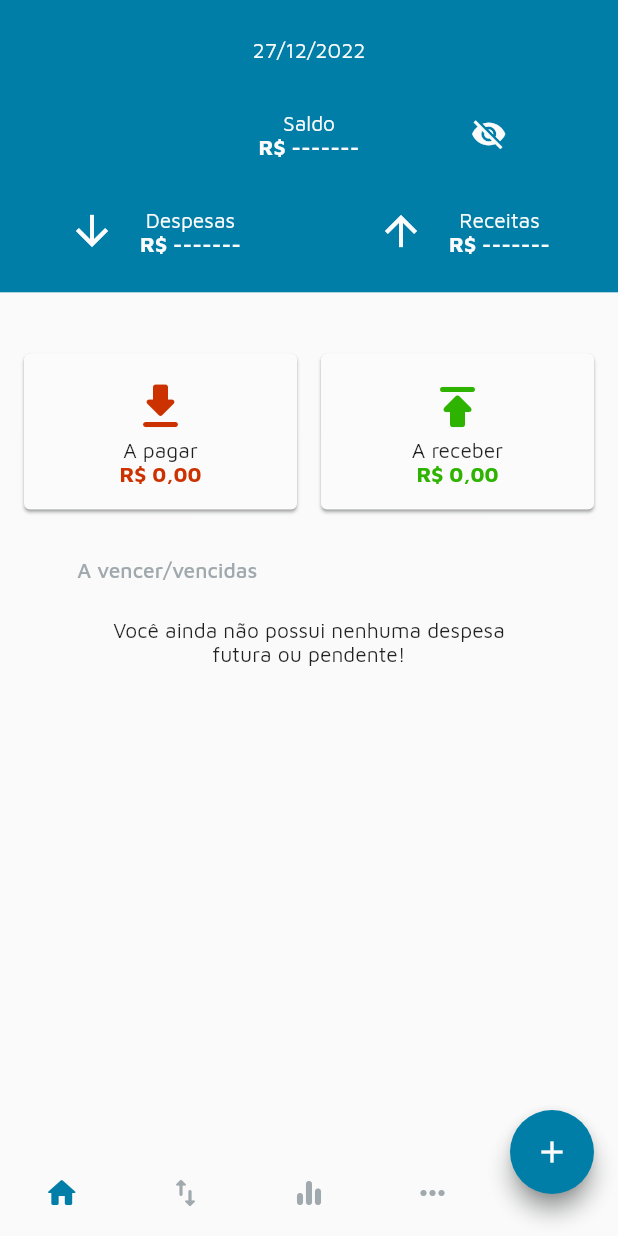
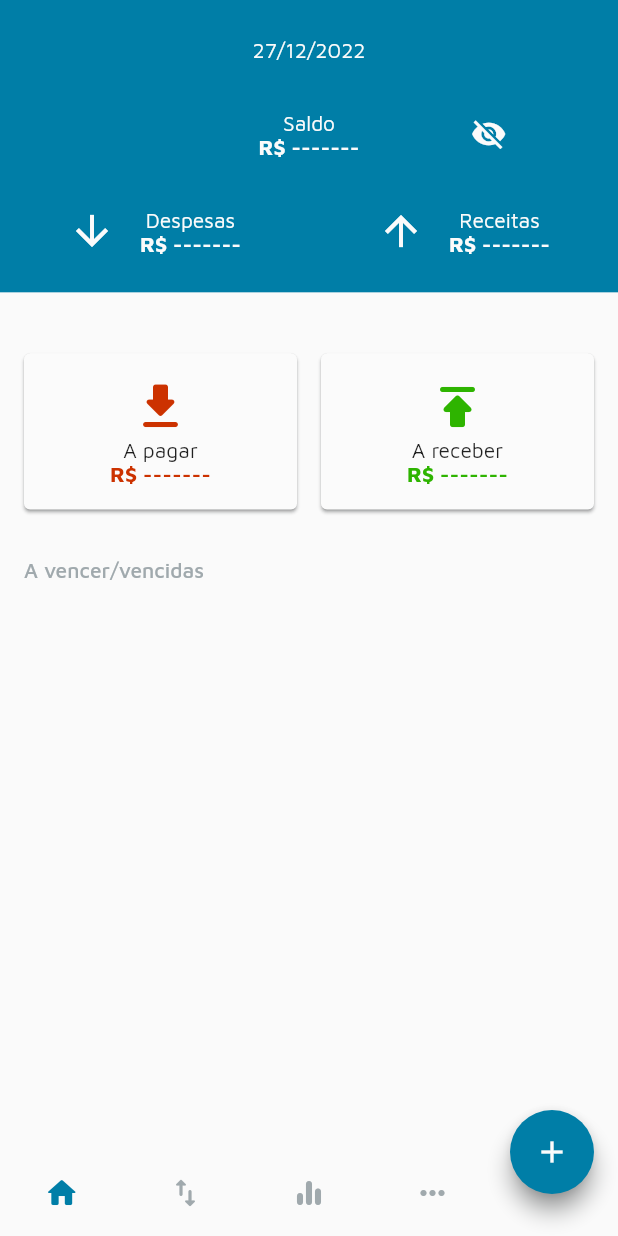
Before and after one commit to proz-tecnologia/PIT01GP08, a Flutter app: the AppPageView screen opened by its route, after a tap on the "visibility" icon, on a phone screen of 412 x 824 dp. Run offline on Flutter 3.47's test engine with Material 2 defaults, Android fonts, the phone set to English and light mode, and no system bars; our stand-ins replace cloud_firestore, firebase_auth, firebase_core, fl_chart, flutter_bloc; accounts and stored records are empty.

Commit message:
refactor: visibility to every widget in home

```diff
--- a/lib/features/page_view/home/home_controller.dart
+++ b/lib/features/page_view/home/home_controller.dart
@@ -1,3 +1,4 @@
+import 'package:flutter/material.dart';
 import 'package:flutter_bloc/flutter_bloc.dart';
 
 import '../../../shared/models/category.dart';
@@ -10,6 +11,7 @@ class HomeController extends Cubit<HomeState> {
   }
 
   final List<Transaction> transactionList;
+  final ValueNotifier<bool> isVisible = ValueNotifier(true);
 
   List<Transaction> displayTransactions() {
     List<Transaction> transactions = [];
--- a/lib/features/page_view/home/widgets/pending_card.dart
+++ b/lib/features/page_view/home/widgets/pending_card.dart
@@ -49,16 +49,22 @@ class PendingCard extends StatelessWidget {
             BlocBuilder<HomeController, HomeState>(
               builder: (context, state) {
                 if (state is SuccessHomeState) {
+                  return ValueListenableBuilder(
+                      valueListenable: context.read<HomeController>().isVisible,
+                      builder: (_, isVisible, __) {
                         return Text(
-                    color == AppColors.expense
+                          isVisible
+                              ? color == AppColors.expense
                                   ? state.pendingExpenseStr
-                        : state.pendingIncomeStr,
+                                  : state.pendingIncomeStr
+                              : 'R\$ -------',
                           textAlign: TextAlign.center,
                           style: TextStyle(
                             fontWeight: FontWeight.bold,
                             color: color,
                           ),
                         );
+                      });
                 }
                 return Padding(
                   padding: const EdgeInsets.only(top: 4.0),
--- a/lib/features/page_view/home/widgets/resume_info_widget.dart
+++ b/lib/features/page_view/home/widgets/resume_info_widget.dart
@@ -15,8 +15,6 @@ class ResumeInfoWidget extends StatefulWidget {
 }
 
 class _ResumeInfoWidgetState extends State<ResumeInfoWidget> {
-  final ValueNotifier<bool> isVisible = ValueNotifier(true);
-
   @override
   Widget build(BuildContext context) {
     final height = MediaQuery.of(context).size.height;
@@ -29,17 +27,14 @@ class _ResumeInfoWidgetState extends State<ResumeInfoWidget> {
       child: SafeArea(
         child: BlocBuilder<HomeController, HomeState>(
           builder: (context, state) {
-            return ValueListenableBuilder(
-              valueListenable: isVisible,
-              builder: (context, value, _) {
             return Column(
               mainAxisAlignment: MainAxisAlignment.start,
               children: [
                 SizedBox(height: spaceBetween),
                 Text(
                   DateFormat('dd/MM/yyyy').format(DateTime.now()),
-                      style: TextStyle(
-                          color: Theme.of(context).colorScheme.onPrimary),
+                  style:
+                      TextStyle(color: Theme.of(context).colorScheme.onPrimary),
                 ),
                 SizedBox(height: spaceBetween),
                 Row(
@@ -47,21 +42,26 @@ class _ResumeInfoWidgetState extends State<ResumeInfoWidget> {
                     Expanded(flex: 1, child: Container()),
                     TotalTile(
                       label: 'Saldo',
-                          value: state is SuccessHomeState
-                              ? state.balanceStr
-                              : null,
-                          visible: isVisible.value,
+                      value:
+                          state is SuccessHomeState ? state.balanceStr : null,
                     ),
                     Expanded(
                       flex: 1,
-                          child: IconButton(
-                            onPressed: () => isVisible.value = !isVisible.value,
+                      child: ValueListenableBuilder(
+                        valueListenable:
+                            context.read<HomeController>().isVisible,
+                        builder: (context, value, _) {
+                          return IconButton(
+                            onPressed: () => context
+                                .read<HomeController>()
+                                .isVisible
+                                .value = !value,
                             icon: Icon(
-                              isVisible.value
-                                  ? Icons.visibility
-                                  : Icons.visibility_off,
+                              value ? Icons.visibility : Icons.visibility_off,
                               color: Theme.of(context).colorScheme.onPrimary,
                             ),
+                          );
+                        },
                       ),
                     ),
                   ],
@@ -73,18 +73,13 @@ class _ResumeInfoWidgetState extends State<ResumeInfoWidget> {
                     TotalTile(
                       icon: Icons.arrow_downward,
                       label: 'Despesas',
-                          value: state is SuccessHomeState
-                              ? state.expenseStr
-                              : null,
-                          visible: isVisible.value,
+                      value:
+                          state is SuccessHomeState ? state.expenseStr : null,
                     ),
                     TotalTile(
                       icon: Icons.arrow_upward,
                       label: 'Receitas',
-                          value: state is SuccessHomeState
-                              ? state.incomeStr
-                              : null,
-                          visible: isVisible.value,
+                      value: state is SuccessHomeState ? state.incomeStr : null,
                     ),
                   ],
                 ),
@@ -92,8 +87,6 @@ class _ResumeInfoWidgetState extends State<ResumeInfoWidget> {
               ],
             );
           },
-            );
-          },
         ),
       ),
     );
--- a/lib/features/page_view/home/widgets/total_tile.dart
+++ b/lib/features/page_view/home/widgets/total_tile.dart
@@ -1,6 +1,8 @@
 import 'package:flutter/material.dart';
+import 'package:flutter_bloc/flutter_bloc.dart';
 
 import '../../../../design_sys/sizes.dart';
+import '../home_controller.dart';
 
 class TotalTile extends StatelessWidget {
   const TotalTile({
@@ -8,22 +10,14 @@ class TotalTile extends StatelessWidget {
     this.icon,
     required this.label,
     required this.value,
-    required this.visible,
   });
 
   final IconData? icon;
   final String label;
   final String? value;
-  final bool visible;
 
   @override
   Widget build(BuildContext context) {
-    final hidden = Container(
-      color: Theme.of(context).colorScheme.onPrimary,
-      width: 72.0,
-      height: 11.0,
-      margin: const EdgeInsets.symmetric(vertical: 4.0),
-    );
     final leading = icon == null
         ? Container()
         : Padding(
@@ -48,13 +42,17 @@ class TotalTile extends StatelessWidget {
               ),
             ),
             value != null
-                ? Text(
-                    visible ? value! : 'R\$ -------',
-                    style: TextStyle(
-                      fontWeight: FontWeight.bold,
-                      color: Theme.of(context).colorScheme.onPrimary,
-                    ),
-                  )
+                ? ValueListenableBuilder(
+                    valueListenable: context.read<HomeController>().isVisible,
+                    builder: (_, isVisible, __) {
+                      return Text(
+                        isVisible ? value! : 'R\$ -------',
+                        style: TextStyle(
+                          fontWeight: FontWeight.bold,
+                          color: Theme.of(context).colorScheme.onPrimary,
+                        ),
+                      );
+                    })
                 : Padding(
                     padding: const EdgeInsets.only(top: 4.0),
                     child: SizedBox(
--- a/lib/features/page_view/home/widgets/transactions_summary.dart
+++ b/lib/features/page_view/home/widgets/transactions_summary.dart
@@ -26,8 +26,14 @@ class TransactionsSummary extends StatelessWidget {
                       color: Theme.of(context).disabledColor,
                     ),
               ),
-              state is SuccessHomeState
-                  ? listTransactions.isEmpty
+              ValueListenableBuilder(
+                valueListenable: context.read<HomeController>().isVisible,
+                builder: (_, isVisible, __) {
+                  if (!context.read<HomeController>().isVisible.value) {
+                    return const SizedBox(width: double.infinity);
+                  }
+                  if (state is SuccessHomeState) {
+                    return listTransactions.isEmpty
                         ? const Padding(
                             padding: EdgeInsets.all(Sizes.largeSpace),
                             child: Text(
@@ -41,12 +47,16 @@ class TransactionsSummary extends StatelessWidget {
                             itemBuilder: (BuildContext context, int index) =>
                                 TransactionTile.alert(listTransactions[index]),
                             itemCount: listTransactions.length,
-                          separatorBuilder: (BuildContext context, int index) =>
+                            separatorBuilder:
+                                (BuildContext context, int index) =>
                                     const Divider(),
-                        )
-                  : const Padding(
+                          );
+                  }
+                  return const Padding(
                     padding: EdgeInsets.only(top: 8.0),
                     child: LinearProgressIndicator(),
+                  );
+                },
               ),
             ],
           ),
```
Lines whose indentation alone changed are shown as unchanged.
